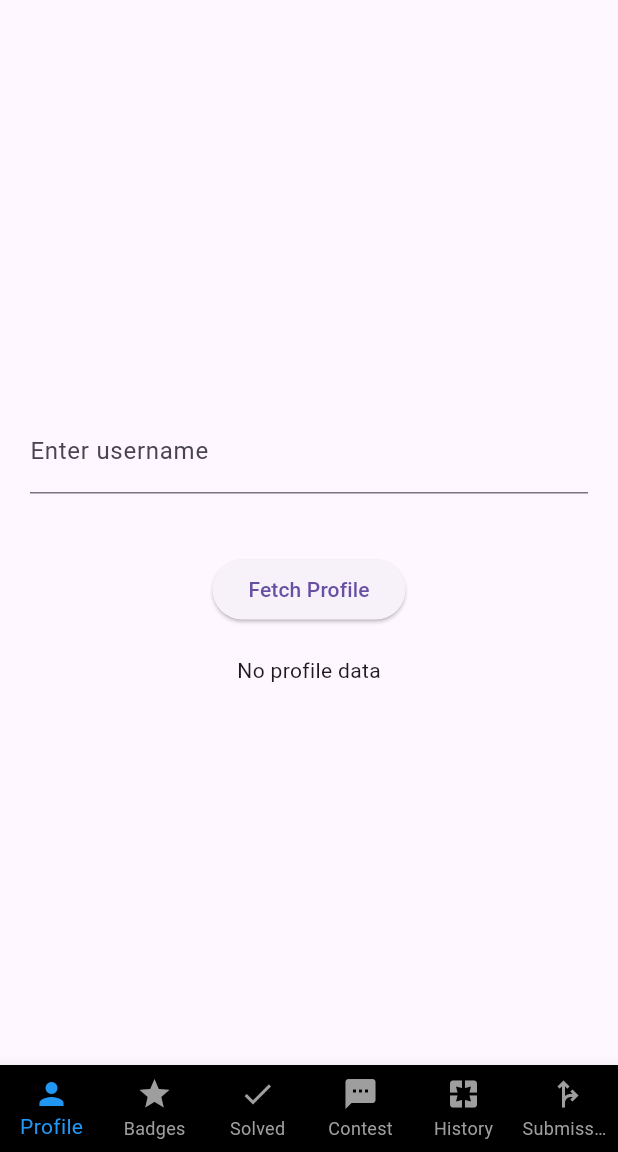
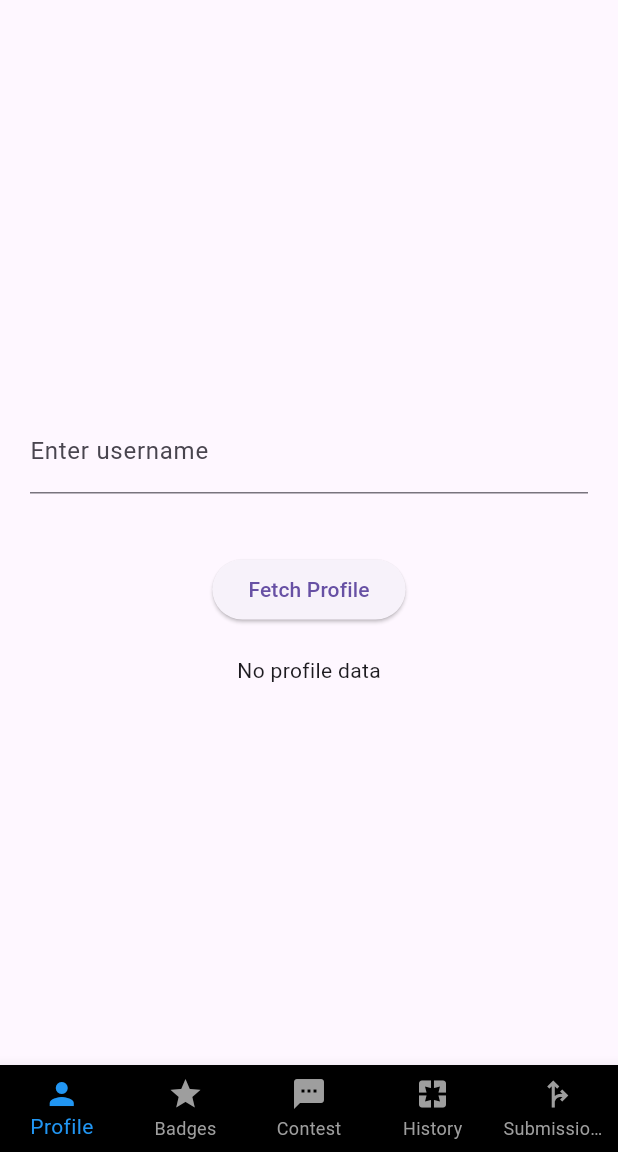
Before and after one commit to SRAYANSH-GUPTA/Leetcode-Ids-using-api, a Flutter app: the screen it shows after launch, on a phone screen of 412 x 824 dp, the part 84-1236 px from its top. Run offline on Flutter 3.47's test engine with Material 3 defaults, Android fonts, the phone set to English and light mode, and no system bars; accounts and stored records are empty.

Commit message:
error removed

```diff
--- a/leetcode/lib/features/contest/contestviewmodel/contestviewmodel.dart
+++ b/leetcode/lib/features/contest/contestviewmodel/contestviewmodel.dart
@@ -1,6 +1,7 @@
 import 'dart:convert';
 import 'package:http/http.dart' as http;
 import '../contestmodel/contestmodel.dart';
+import '../../get-profile/view/profile_page.dart';
 
 Future<Contest?> fetchContest() async {
   final url = Uri.parse('https://alfa-leetcode-api.onrender.com/neal_wu/contest');
--- a/leetcode/lib/features/contest/view/contest.dart
+++ b/leetcode/lib/features/contest/view/contest.dart
@@ -3,6 +3,8 @@ import '../contestviewmodel/contestviewmodel.dart'; // Make sure the path is cor
 import '../contestmodel/contestmodel.dart'; // Import your model
 
 class ContestPage extends StatefulWidget {
+  const ContestPage({super.key});
+
   @override
   _ContestPageState createState() => _ContestPageState();
 }
@@ -28,7 +30,7 @@ class _ContestPageState extends State<ContestPage> {
     return Center(
       child: contest != null
           ? Text('Contest attended: ${contest!.contestAttend}')
-          : CircularProgressIndicator(),
+          : const CircularProgressIndicator(),
     );
   }
 }
--- a/leetcode/lib/features/get-profile/view/profile_page.dart
+++ b/leetcode/lib/features/get-profile/view/profile_page.dart
@@ -2,9 +2,11 @@
 import 'package:flutter/material.dart';
 import 'package:provider/provider.dart';
 import '../view-model/profileViewModel.dart';
-
+var username = '';
 class ProfilePage extends StatelessWidget {
   final TextEditingController _usernameController = TextEditingController();
+
+  ProfilePage({super.key});
 
   @override
   Widget build(BuildContext context) {
@@ -16,41 +18,42 @@ class ProfilePage extends StatelessWidget {
           mainAxisAlignment: MainAxisAlignment.center,
           children: [
             Padding(
-              padding: EdgeInsets.all(20),
+              padding: const EdgeInsets.all(20),
               child: TextField(
                 controller: _usernameController,
-                decoration: InputDecoration(labelText: 'Enter username'),
+                decoration: const InputDecoration(labelText: 'Enter username'),
               ),
             ),
-            SizedBox(height: 20),
+            const SizedBox(height: 20),
             ElevatedButton(
               onPressed: () {
                 if (_usernameController.text.isNotEmpty) {
+
                   viewModel.fetchProfile(_usernameController.text);
                 }
               },
-              child: Text('Fetch Profile'),
+              child: const Text('Fetch Profile'),
             ),
-            SizedBox(height: 20),
+            const SizedBox(height: 20),
             viewModel.isLoading
-                ? CircularProgressIndicator()
+                ? const CircularProgressIndicator()
                 : viewModel.error.isNotEmpty
                     ? Text('Error: ${viewModel.error}')
                     : viewModel.profile == null
-                        ? Text('No profile data')
+                        ? const Text('No profile data')
                         : Padding(
                             padding: const EdgeInsets.only(top: 0.5),
                             child: Column(
                               crossAxisAlignment: CrossAxisAlignment.start,
                               children: [
                                 Padding(
-                                  padding: EdgeInsets.all(15.0),
+                                  padding: const EdgeInsets.all(15.0),
                                   child: CircleAvatar(
                                     backgroundImage: NetworkImage(viewModel.profile!.avatar ?? ''),
                                     radius: 50,
                                   ),
                                 ),
-                                SizedBox(height: 10),
+                                const SizedBox(height: 10),
                                 Text('Username: ${viewModel.profile!.username ?? 'N/A'}'),
                                 Text('Name: ${viewModel.profile!.name ?? 'N/A'}'),
                                 Text('Birthday: ${viewModel.profile!.birthday ?? 'N/A'}'),
--- a/leetcode/lib/features/number-of-questions/solved-view-model/solved-view-model.dart
+++ /dev/null
@@ -1,26 +0,0 @@
-import 'package:http/http.dart' as http;
-import 'dart:convert';
-import '../questions-model.dart/questions-model.dart'; // Ensure this path is correct
-
-void main() async {
-  final url = Uri.parse('https://alfa-leetcode-api.onrender.com/neal_wu/solved');
-  final response = await http.get(
-    url,
-    headers: {
-      'api-key': 'postmanrulz',
-    },
-  );
-
-  if (response.statusCode == 200) {
-    final jsonResponse = json.decode(response.body);
-    Solved solved = Solved.fromJson(jsonResponse); // Use 'Solved' instead of 'solved'
-    print('Count: ${solved.count}');
-    if (solved.submission != null) {
-      for (var submission in solved.submission!) {
-        print('Title: ${submission.title}, Status: ${submission.statusDisplay}');
-      }
-    }
-  } else {
-    print('Request failed with status: ${response.statusCode}');
-  }
-}
--- a/leetcode/lib/features/number-of-questions/view/solved.dart
+++ /dev/null
@@ -1,66 +0,0 @@
-import 'package:flutter/material.dart';
-import 'package:http/http.dart' as http;
-import 'dart:convert';
-import '../questions-model.dart/questions-model.dart'; // Ensure this path is correct
-
-class SolvedPage extends StatelessWidget {
-  Future<Solved> fetchSolvedData() async {
-    final url = Uri.parse('https://alfa-leetcode-api.onrender.com/neal_wu/solved');
-    final response = await http.get(url, headers: {'api-key': 'postmanrulz'});
-
-    if (response.statusCode == 200) {
-      final jsonResponse = json.decode(response.body);
-      print('API Response: $jsonResponse'); // Debugging line
-      return Solved.fromJson(jsonResponse);
-    } else {
-      throw Exception('Failed to load data');
-    }
-  }
-
-  @override
-  Widget build(BuildContext context) {
-    return Scaffold(
-      appBar: AppBar(
-        title: Text('Solved Submissions'),
-      ),
-      body: FutureBuilder<Solved>(
-        future: fetchSolvedData(),
-        builder: (context, snapshot) {
-          if (snapshot.connectionState == ConnectionState.waiting) {
-            return Center(child: CircularProgressIndicator());
-          } else if (snapshot.hasError) {
-            return Center(child: Text('Error: ${snapshot.error}'));
-          } else if (snapshot.hasData) {
-            final solved = snapshot.data!;
-            return Padding(
-              padding: const EdgeInsets.all(16.0),
-              child: Column(
-                crossAxisAlignment: CrossAxisAlignment.start,
-                children: [
-                  Text('Count: ${solved.count}', style: TextStyle(fontSize: 24)),
-                  SizedBox(height: 20),
-                  Expanded(
-                    child: ListView.builder(
-                      itemCount: solved.submission?.length ?? 0,
-                      itemBuilder: (context, index) {
-                        final submission = solved.submission![index];
-                        return Card(
-                          margin: EdgeInsets.symmetric(vertical: 8),
-                          child: ListTile(
-                            title: Text(submission.title ?? 'No Title'),
-                            subtitle: Text('Status: ${submission.statusDisplay ?? 'Unknown'}'),
-                          ),
-                        );
-                      },
-                    ),
-                  ),
-                ],
-              ),
-            );
-          }
-          return Center(child: Text('No data available'));
-        },
-      ),
-    );
-  }
-}
--- a/leetcode/lib/features/submissions/submissions-model/submissions-model.dart
+++ /dev/null
@@ -1,65 +0,0 @@
-class Submissions {
-  int? count;
-  List<Submission>? submissions;
-
-  // Correct constructor name
-  Submissions({this.count, this.submissions});
-
-  // Named constructor to parse from JSON
-  Submissions.fromJson(Map<String, dynamic> json) {
-    count = json['count'];
-    if (json['submissions'] != null) {
-      submissions = <Submission>[];
-      json['submissions'].forEach((v) {
-        submissions!.add(Submission.fromJson(v));
-      });
-    }
-  }
-
-  // Method to convert object to JSON
-  Map<String, dynamic> toJson() {
-    final Map<String, dynamic> data = {};
-    data['count'] = count;
-    if (submissions != null) {
-      data['submissions'] =
-          submissions!.map((v) => v.toJson()).toList();
-    }
-    return data;
-  }
-}
-
-class Submission {
-  String? title;
-  String? titleSlug;
-  String? timestamp;
-  String? statusDisplay;
-  String? lang;
-
-  // Constructor
-  Submission(
-      {this.title,
-      this.titleSlug,
-      this.timestamp,
-      this.statusDisplay,
-      this.lang});
-
-  // Named constructor to parse from JSON
-  Submission.fromJson(Map<String, dynamic> json) {
-    title = json['title'];
-    titleSlug = json['titleSlug'];
-    timestamp = json['timestamp'];
-    statusDisplay = json['statusDisplay'];
-    lang = json['lang'];
-  }
-
-  // Method to convert object to JSON
-  Map<String, dynamic> toJson() {
-    final Map<String, dynamic> data = {};
-    data['title'] = title;
-    data['titleSlug'] = titleSlug;
-    data['timestamp'] = timestamp;
-    data['statusDisplay'] = statusDisplay;
-    data['lang'] = lang;
-    return data;
-  }
-}
--- a/leetcode/lib/main.dart
+++ b/leetcode/lib/main.dart
@@ -1,7 +1,6 @@
 import 'package:flutter/material.dart';
 import '../features/get-profile/view/profile_page.dart';
 import '../features/get-badges/view/badge.dart';
-import '../features/number-of-questions/view/solved.dart';
 import '../features/contest/view/contest.dart';
 import '../features/contest-history/view/contest_history.dart';
 import '../features/submissions/view/last_submissions_page.dart';
@@ -20,6 +19,8 @@ void main() {
 
 
 class MyApp extends StatelessWidget {
+  const MyApp({super.key});
+
   @override
   Widget build(BuildContext context) {
     return MaterialApp(
@@ -31,6 +32,8 @@ class MyApp extends StatelessWidget {
 }
 
 class MainPage extends StatefulWidget {
+  const MainPage({super.key});
+
   @override
   _MainPageState createState() => _MainPageState();
 }
@@ -41,7 +44,6 @@ class _MainPageState extends State<MainPage> {
   final List<Widget> _pages = [
     ProfilePage(),
     BadgesPage(),
-    SolvedPage(),
     ContestPage(),
     ContestHistoryPage(),
     LastSubmissionsPage(),
@@ -52,13 +54,13 @@ class _MainPageState extends State<MainPage> {
     return Scaffold(
       backgroundColor: Colors.black,
       appBar: AppBar(backgroundColor: Colors.blueGrey,
-        leading: Padding(
+        leading: const Padding(
         padding: EdgeInsets.all(9),
         child: CircleAvatar(
           backgroundImage: AssetImage('assets/icon.jpg'),
         ),
       )
-      ,title:Text('LeetCode')),
+      ,title:const Text('LeetCode')),
       body: _pages[_currentIndex],
       bottomNavigationBar: BottomNavigationBar(
         currentIndex: _currentIndex,
@@ -67,10 +69,9 @@ class _MainPageState extends State<MainPage> {
             _currentIndex = index;
           });
         },
-        items: [
+        items: const [
           BottomNavigationBarItem(icon: Icon(Icons.person), label: 'Profile'),
           BottomNavigationBarItem(icon: Icon(Icons.star), label: 'Badges'),
-          BottomNavigationBarItem(icon: Icon(Icons.check), label: 'Solved'),
           BottomNavigationBarItem(icon: Icon(Icons.textsms), label: 'Contest'),
           BottomNavigationBarItem(icon: Icon(Icons.pages), label: 'History'),
           BottomNavigationBarItem(icon: Icon(Icons.fork_right), label: 'Submissions'),
```
Also changed, not shown: leetcode/lib/features/contest-history/history-model.dart/history.dart (+14 -14 lines), leetcode/lib/features/contest-history/view/contest_history.dart (+5 -3 lines), leetcode/lib/features/get-badges/badges-model/badges.dart (+46 -42 lines), leetcode/lib/features/get-badges/badges-view-model/badgesviewmodel.dart (renamed from leetcode/lib/features/get-badges/badges-view-model/badges-view-model.dart, +3 -5 lines), leetcode/lib/features/get-badges/view/badge.dart (+55 -3 lines), leetcode/lib/features/number-of-questions/questions-model.dart/questions-model.dart (deleted, +0 -53 lines), leetcode/lib/features/submissions/submissions-model/submissionsmodel.dart (added, +58 -0 lines), leetcode/lib/features/submissions/view-model/submissions-view-model.dart (deleted, +0 -37 lines), leetcode/lib/features/submissions/view-model/submissionviewmodel.dart (added, +31 -0 lines), leetcode/lib/features/submissions/view/last_submissions_page.dart (+58 -48 lines).
